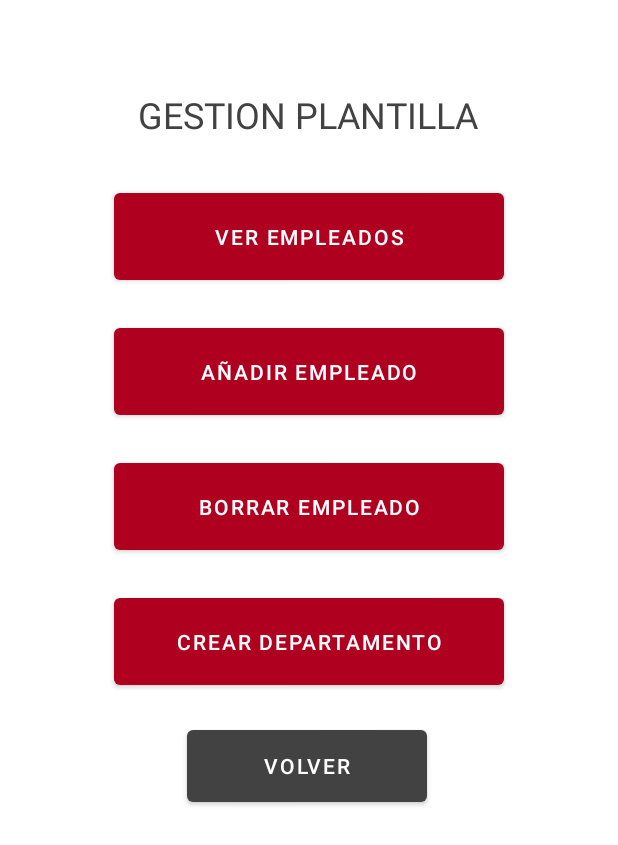
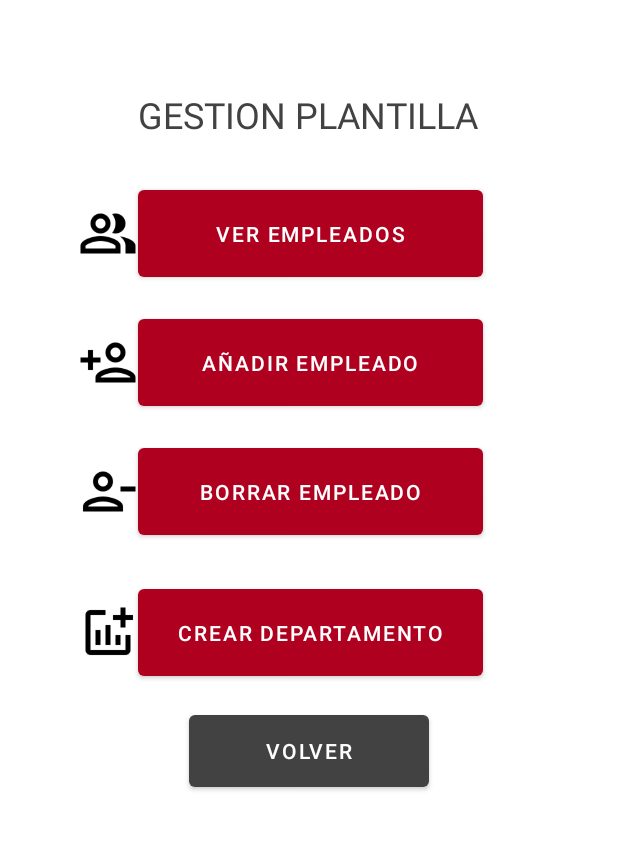
Before and after one commit to JoseCumplido82/H91, an Android app: the ActivityGestionPlantilla screen opened directly, with no data from a screen before it, on a phone screen of 412 x 824 dp. Shown: the top 845 px of the screen. Run offline under Robolectric (Android 15) with nearby library versions, the phone set to English and light mode, and no system bars.

```diff
--- a/app/src/main/java/com/example/h91/modelos/ConfiguracionDB.java
+++ b/app/src/main/java/com/example/h91/modelos/ConfiguracionDB.java
@@ -1,4 +1,6 @@
 package com.example.h91.modelos;
+
+import com.example.h91.MainActivity;
 
 public class ConfiguracionDB {
       public static final String HOSTDB = "10.0.2.2";
@@ -18,4 +20,6 @@ public class ConfiguracionDB {
     public static final String URLMYSQL = "jdbc:mysql://"+ HOSTDB + ":" + PUERTOMYSQL+"/" + NOMBREDB + OPCIONES;
     public static String pass="Madrid2021*";
     public static int idEstado=1;
+    public static String UsuarioActual="";
+    public static String PassActual="";
 }
--- a/app/src/main/res/layout/activity_gestion_plantilla.xml
+++ b/app/src/main/res/layout/activity_gestion_plantilla.xml
@@ -22,39 +22,51 @@
 
     <Button
         android:id="@+id/bt_verEmpleado"
-        android:layout_width="260dp"
+        android:layout_width="230dp"
         android:layout_height="70dp"
-        android:layout_marginTop="30dp"
+        android:layout_marginTop="28dp"
         android:text="@string/ver_empleados"
         app:backgroundTint="@color/design_default_color_error"
         app:layout_constraintEnd_toEndOf="@+id/txt_gestionPlantilla"
-        app:layout_constraintHorizontal_bias="0.492"
+        app:layout_constraintHorizontal_bias="0.0"
         app:layout_constraintStart_toStartOf="@+id/txt_gestionPlantilla"
         app:layout_constraintTop_toBottomOf="@+id/txt_gestionPlantilla" />
 
     <Button
+        android:id="@+id/bt_añadirEmpleado"
+        android:layout_width="230dp"
+        android:layout_height="70dp"
+        android:layout_marginTop="16dp"
+        android:text="@string/a_adir_empleado"
+        app:backgroundTint="@color/design_default_color_error"
+        app:layout_constraintEnd_toEndOf="@+id/bt_verEmpleado"
+        app:layout_constraintHorizontal_bias="1.0"
+        app:layout_constraintStart_toStartOf="@+id/bt_verEmpleado"
+        app:layout_constraintTop_toBottomOf="@+id/bt_verEmpleado" />
+
+    <Button
+        android:id="@+id/bt_insertarDepartamento"
+        android:layout_width="230dp"
+        android:layout_height="70dp"
+        android:layout_marginTop="24dp"
+        android:text="@string/crear_departamento"
+        app:backgroundTint="@color/design_default_color_error"
+        app:layout_constraintEnd_toEndOf="@+id/bt_borrarEmpleado"
+        app:layout_constraintHorizontal_bias="1.0"
+        app:layout_constraintStart_toStartOf="@+id/bt_borrarEmpleado"
+        app:layout_constraintTop_toBottomOf="@+id/bt_borrarEmpleado" />
+
+    <Button
         android:id="@+id/bt_borrarEmpleado"
-        android:layout_width="260dp"
+        android:layout_width="230dp"
         android:layout_height="70dp"
-        android:layout_marginTop="20dp"
+        android:layout_marginTop="16dp"
         android:text="@string/borrar_empleado"
         app:backgroundTint="@color/design_default_color_error"
         app:layout_constraintEnd_toEndOf="@+id/bt_añadirEmpleado"
-        app:layout_constraintHorizontal_bias="0.0"
+        app:layout_constraintHorizontal_bias="1.0"
         app:layout_constraintStart_toStartOf="@+id/bt_añadirEmpleado"
         app:layout_constraintTop_toBottomOf="@+id/bt_añadirEmpleado" />
-
-    <Button
-        android:id="@+id/bt_añadirEmpleado"
-        android:layout_width="260dp"
-        android:layout_height="70dp"
-        android:layout_marginTop="20dp"
-        android:text="@string/a_adir_empleado"
-        app:backgroundTint="@color/design_default_color_error"
-        app:layout_constraintEnd_toEndOf="@+id/bt_verEmpleado"
-        app:layout_constraintHorizontal_bias="0.473"
-        app:layout_constraintStart_toStartOf="@+id/bt_verEmpleado"
-        app:layout_constraintTop_toBottomOf="@+id/bt_verEmpleado" />
 
     <Button
         android:id="@+id/bt_volver14"
@@ -68,14 +80,48 @@
         app:layout_constraintStart_toStartOf="@+id/bt_borrarEmpleado"
         app:layout_constraintTop_toBottomOf="@+id/bt_borrarEmpleado" />
 
-    <Button
-        android:id="@+id/bt_insertarDepartamento"
-        android:layout_width="260dp"
+    <ImageView
+        android:id="@+id/imageView4"
+        android:layout_width="40dp"
         android:layout_height="70dp"
-        android:layout_marginTop="20dp"
-        android:text="@string/crear_departamento"
-        app:backgroundTint="@color/design_default_color_error"
-        app:layout_constraintEnd_toEndOf="@+id/bt_borrarEmpleado"
-        app:layout_constraintStart_toStartOf="@+id/bt_borrarEmpleado"
-        app:layout_constraintTop_toBottomOf="@+id/bt_borrarEmpleado" />
+        app:layout_constraintEnd_toStartOf="@+id/bt_borrarEmpleado"
+        app:layout_constraintHorizontal_bias="1.0"
+        app:layout_constraintStart_toStartOf="parent"
+        app:layout_constraintTop_toTopOf="@+id/bt_borrarEmpleado"
+        app:srcCompat="@drawable/outline_person_remove_black_48dp"
+        android:contentDescription="@string/todo6" />
+
+    <ImageView
+        android:id="@+id/imageView5"
+        android:layout_width="40dp"
+        android:layout_height="70dp"
+        app:layout_constraintEnd_toStartOf="@+id/bt_añadirEmpleado"
+        app:layout_constraintHorizontal_bias="1.0"
+        app:layout_constraintStart_toStartOf="parent"
+        app:layout_constraintTop_toTopOf="@+id/bt_añadirEmpleado"
+        app:srcCompat="@drawable/outline_person_add_black_48dp"
+        android:contentDescription="@string/todo7" />
+
+    <ImageView
+        android:id="@+id/imageView6"
+        android:layout_width="40dp"
+        android:layout_height="70dp"
+        app:layout_constraintEnd_toStartOf="@+id/bt_verEmpleado"
+        app:layout_constraintHorizontal_bias="1.0"
+        app:layout_constraintStart_toStartOf="parent"
+        app:layout_constraintTop_toTopOf="@+id/bt_verEmpleado"
+        app:srcCompat="@drawable/outline_people_alt_black_48dp"
+        android:contentDescription="@string/todo9" />
+
+    <ImageView
+        android:id="@+id/imageView7"
+        android:layout_width="40dp"
+        android:layout_height="70dp"
+        app:layout_constraintEnd_toStartOf="@+id/bt_insertarDepartamento"
+        app:layout_constraintHorizontal_bias="1.0"
+        app:layout_constraintStart_toStartOf="parent"
+        app:layout_constraintTop_toTopOf="@+id/bt_insertarDepartamento"
+        app:srcCompat="@drawable/outline_addchart_black_48dp"
+        android:contentDescription="@string/todo8" />
+
 </androidx.constraintlayout.widget.ConstraintLayout>
--- a/app/src/main/res/values/strings.xml
+++ b/app/src/main/res/values/strings.xml
@@ -112,10 +112,10 @@
     <string name="nuevo_empleado">NUEVO EMPLEADO</string>
     <string name="guardar_empleado">guardar empleado</string>
     <string name="nombre">Nombre:</string>
-    <string name="todo6">TODO</string>
+    <string name="todo11">TODO</string>
     <string name="button">Button</string>
     <string name="dias_disponibles">Dias disponibles</string>
-    <string name="todo8">TODO</string>
+    <string name="todo12">TODO</string>
     <string name="pdf">PDF</string>
     <string name="imagen">Imagen</string>
     <string name="mensaje_notificacion">MENSAJE NOTIFICACION</string>
@@ -152,4 +152,8 @@
     <string name="id_estado">ID Estado</string>
     <string name="gestionar_tramite">GESTIONAR TRAMITE</string>
     <string name="detalle_del_tramite">DETALLE DEL TRAMITE</string>
+    <string name="todo6">TODO</string>
+    <string name="todo7">TODO</string>
+    <string name="todo8">TODO</string>
+    <string name="todo9">TODO</string>
 </resources>
```
Also changed, not shown: app/src/main/java/com/example/h91/MainActivity.java (+35 -32 lines), app/src/main/java/com/example/h91/modelos/EmpleadoDB.java (+15 -10 lines), app/src/main/res/layout/activity_planificacion_tiempo.xml (+13 -2 lines), app/src/main/res/drawable/outline_addchart_black_48dp.png (added), app/src/main/res/drawable/outline_people_alt_black_48dp.png (added), app/src/main/res/drawable/outline_person_add_black_48dp.png (added), app/src/main/res/drawable/outline_person_remove_black_48dp.png (added), app/src/main/res/drawable/outline_today_black_48dp.png (added).
